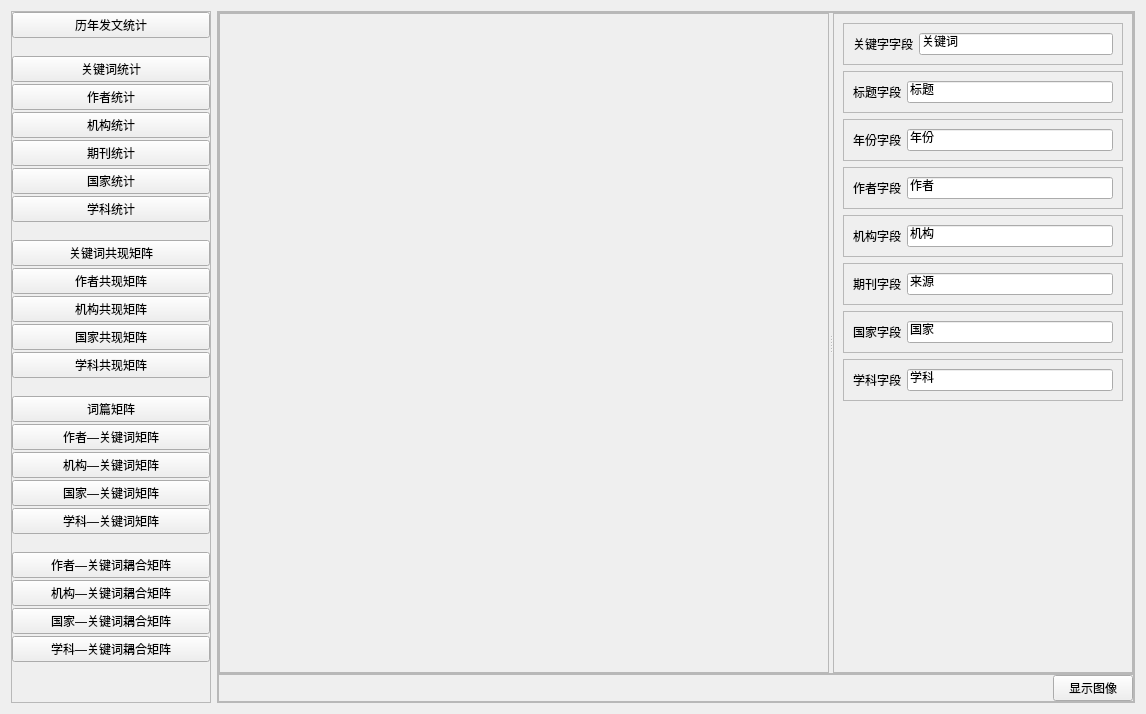
Above: SciTools/uipopup/uipy/metrics.ui from xihuyu20000/learn-python before the change. Below: the same form after it.
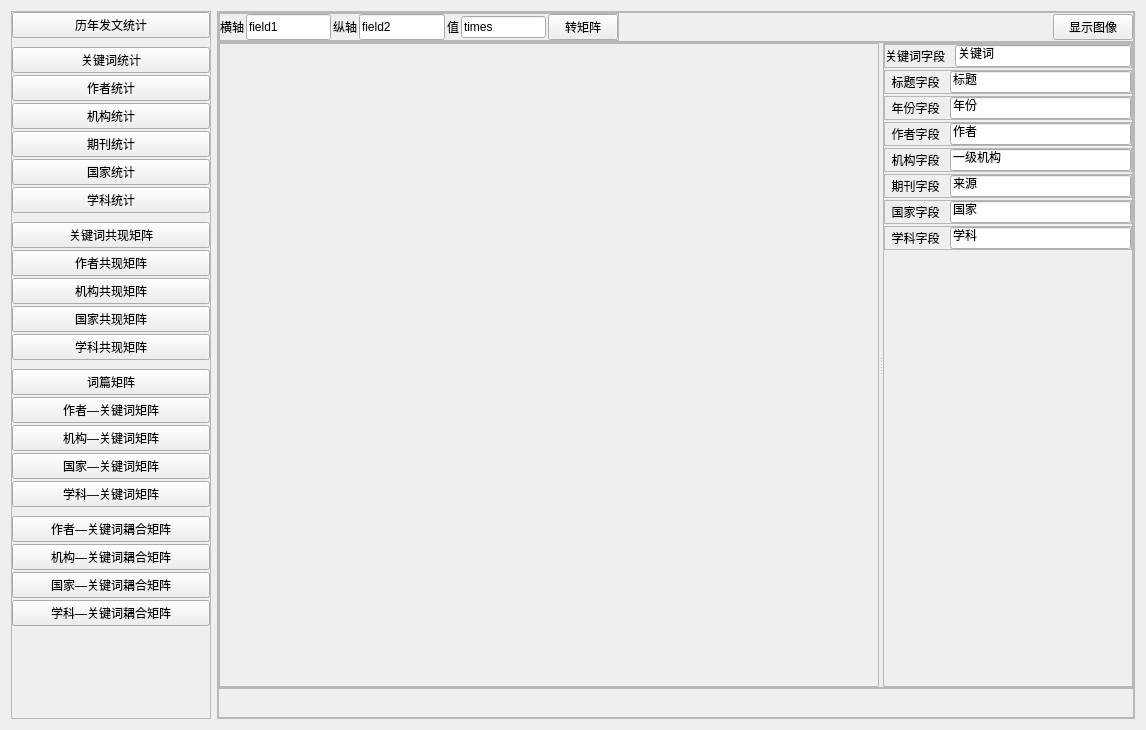
That is the form after the change. Custom widgets are drawn as their Qt base class.

Commit message: 提取一级机构

```diff
--- a/SciTools/uipopup/uipy/metrics.ui
+++ b/SciTools/uipopup/uipy/metrics.ui
@@ -7,7 +7,7 @@
     <x>0</x>
     <y>0</y>
     <width>1146</width>
-    <height>714</height>
+    <height>730</height>
    </rect>
   </property>
   <property name="windowTitle">
@@ -59,6 +59,12 @@
       </item>
       <item>
        <widget class="QLabel" name="label_4">
+        <property name="maximumSize">
+         <size>
+          <width>16777215</width>
+          <height>5</height>
+         </size>
+        </property>
         <property name="text">
          <string/>
         </property>
@@ -108,6 +114,12 @@
       </item>
       <item>
        <widget class="QLabel" name="label_3">
+        <property name="maximumSize">
+         <size>
+          <width>16777215</width>
+          <height>5</height>
+         </size>
+        </property>
         <property name="text">
          <string/>
         </property>
@@ -150,6 +162,12 @@
       </item>
       <item>
        <widget class="QLabel" name="label_2">
+        <property name="maximumSize">
+         <size>
+          <width>16777215</width>
+          <height>5</height>
+         </size>
+        </property>
         <property name="text">
          <string/>
         </property>
@@ -192,6 +210,12 @@
       </item>
       <item>
        <widget class="QLabel" name="label">
+        <property name="maximumSize">
+         <size>
+          <width>16777215</width>
+          <height>5</height>
+         </size>
+        </property>
         <property name="text">
          <string/>
         </property>
@@ -271,6 +295,198 @@
       <property name="bottomMargin">
        <number>0</number>
       </property>
+      <item>
+       <widget class="QFrame" name="frame_14">
+        <property name="maximumSize">
+         <size>
+          <width>16777215</width>
+          <height>30</height>
+         </size>
+        </property>
+        <property name="styleSheet">
+         <string notr="true"/>
+        </property>
+        <property name="frameShape">
+         <enum>QFrame::StyledPanel</enum>
+        </property>
+        <property name="frameShadow">
+         <enum>QFrame::Raised</enum>
+        </property>
+        <layout class="QHBoxLayout" name="horizontalLayout_14">
+         <property name="spacing">
+          <number>0</number>
+         </property>
+         <property name="leftMargin">
+          <number>0</number>
+         </property>
+         <property name="topMargin">
+          <number>0</number>
+         </property>
+         <property name="rightMargin">
+          <number>0</number>
+         </property>
+         <property name="bottomMargin">
+          <number>0</number>
+         </property>
+         <item>
+          <widget class="QFrame" name="frame_15">
+           <property name="maximumSize">
+            <size>
+             <width>400</width>
+             <height>30</height>
+            </size>
+           </property>
+           <property name="frameShape">
+            <enum>QFrame::StyledPanel</enum>
+           </property>
+           <property name="frameShadow">
+            <enum>QFrame::Raised</enum>
+           </property>
+           <layout class="QHBoxLayout" name="horizontalLayout_13">
+            <property name="spacing">
+             <number>2</number>
+            </property>
+            <property name="leftMargin">
+             <number>0</number>
+            </property>
+            <property name="topMargin">
+             <number>0</number>
+            </property>
+            <property name="rightMargin">
+             <number>0</number>
+            </property>
+            <property name="bottomMargin">
+             <number>0</number>
+            </property>
+            <item>
+             <widget class="QLabel" name="label_13">
+              <property name="maximumSize">
+               <size>
+                <width>30</width>
+                <height>30</height>
+               </size>
+              </property>
+              <property name="text">
+               <string>横轴</string>
+              </property>
+             </widget>
+            </item>
+            <item>
+             <widget class="QLineEdit" name="lineEdit_axis_X">
+              <property name="minimumSize">
+               <size>
+                <width>80</width>
+                <height>0</height>
+               </size>
+              </property>
+              <property name="maximumSize">
+               <size>
+                <width>99999</width>
+                <height>30</height>
+               </size>
+              </property>
+              <property name="text">
+               <string>field1</string>
+              </property>
+             </widget>
+            </item>
+            <item>
+             <widget class="QLabel" name="label_14">
+              <property name="maximumSize">
+               <size>
+                <width>30</width>
+                <height>30</height>
+               </size>
+              </property>
+              <property name="text">
+               <string>纵轴</string>
+              </property>
+             </widget>
+            </item>
+            <item>
+             <widget class="QLineEdit" name="lineEdit_axis_Y">
+              <property name="minimumSize">
+               <size>
+                <width>80</width>
+                <height>0</height>
+               </size>
+              </property>
+              <property name="maximumSize">
+               <size>
+                <width>99999</width>
+                <height>30</height>
+               </size>
+              </property>
+              <property name="text">
+               <string>field2</string>
+              </property>
+             </widget>
+            </item>
+            <item>
+             <widget class="QLabel" name="label_15">
+              <property name="text">
+               <string>值</string>
+              </property>
+             </widget>
+            </item>
+            <item>
+             <widget class="QLineEdit" name="lineEdit_value">
+              <property name="minimumSize">
+               <size>
+                <width>80</width>
+                <height>0</height>
+               </size>
+              </property>
+              <property name="text">
+               <string>times</string>
+              </property>
+             </widget>
+            </item>
+            <item>
+             <widget class="QPushButton" name="btn_2_matrix">
+              <property name="maximumSize">
+               <size>
+                <width>70</width>
+                <height>30</height>
+               </size>
+              </property>
+              <property name="text">
+               <string>转矩阵</string>
+              </property>
+             </widget>
+            </item>
+           </layout>
+          </widget>
+         </item>
+         <item>
+          <spacer name="horizontalSpacer_2">
+           <property name="orientation">
+            <enum>Qt::Horizontal</enum>
+           </property>
+           <property name="sizeHint" stdset="0">
+            <size>
+             <width>413</width>
+             <height>20</height>
+            </size>
+           </property>
+          </spacer>
+         </item>
+         <item>
+          <widget class="QPushButton" name="btn_graph">
+           <property name="maximumSize">
+            <size>
+             <width>80</width>
+             <height>16777215</height>
+            </size>
+           </property>
+           <property name="text">
+            <string>显示图像</string>
+           </property>
+          </widget>
+         </item>
+        </layout>
+       </widget>
+      </item>
       <item>
        <widget class="QFrame" name="frame_3">
         <property name="frameShape">
@@ -328,7 +544,7 @@
            <widget class="QFrame" name="frame_5">
             <property name="maximumSize">
              <size>
-              <width>300</width>
+              <width>250</width>
               <height>16777215</height>
              </size>
             </property>
@@ -339,6 +555,21 @@
              <enum>QFrame::Raised</enum>
             </property>
             <layout class="QVBoxLayout" name="verticalLayout_3">
+             <property name="spacing">
+              <number>2</number>
+             </property>
+             <property name="leftMargin">
+              <number>0</number>
+             </property>
+             <property name="topMargin">
+              <number>0</number>
+             </property>
+             <property name="rightMargin">
+              <number>0</number>
+             </property>
+             <property name="bottomMargin">
+              <number>0</number>
+             </property>
              <item>
               <widget class="QFrame" name="frame_7">
                <property name="frameShape">
@@ -348,10 +579,25 @@
                 <enum>QFrame::Raised</enum>
                </property>
                <layout class="QHBoxLayout" name="horizontalLayout_6">
+                <property name="spacing">
+                 <number>10</number>
+                </property>
+                <property name="leftMargin">
+                 <number>0</number>
+                </property>
+                <property name="topMargin">
+                 <number>0</number>
+                </property>
+                <property name="rightMargin">
+                 <number>0</number>
+                </property>
+                <property name="bottomMargin">
+                 <number>0</number>
+                </property>
                 <item>
                  <widget class="QLabel" name="label_6">
                   <property name="text">
-                   <string>关键字字段</string>
+                   <string>关键词字段</string>
                   </property>
                  </widget>
                 </item>
@@ -374,10 +620,25 @@
                 <enum>QFrame::Raised</enum>
                </property>
                <layout class="QHBoxLayout" name="horizontalLayout_12">
+                <property name="spacing">
+                 <number>10</number>
+                </property>
+                <property name="leftMargin">
+                 <number>0</number>
+                </property>
+                <property name="topMargin">
+                 <number>0</number>
+                </property>
+                <property name="rightMargin">
+                 <number>0</number>
+                </property>
+                <property name="bottomMargin">
+                 <number>0</number>
+                </property>
                 <item>
                  <widget class="QLabel" name="label_12">
                   <property name="text">
-                   <string>标题字段</string>
+                   <string>  标题字段</string>
                   </property>
                  </widget>
                 </item>
@@ -400,10 +661,25 @@
                 <enum>QFrame::Raised</enum>
                </property>
                <layout class="QHBoxLayout" name="horizontalLayout_5">
+                <property name="spacing">
+                 <number>10</number>
+                </property>
+                <property name="leftMargin">
+                 <number>0</number>
+                </property>
+                <property name="topMargin">
+                 <number>0</number>
+                </property>
+                <property name="rightMargin">
+                 <number>0</number>
+                </property>
+                <property name="bottomMargin">
+                 <number>0</number>
+                </property>
                 <item>
                  <widget class="QLabel" name="label_5">
                   <property name="text">
-                   <string>年份字段</string>
+                   <string>  年份字段</string>
                   </property>
                  </widget>
                 </item>
@@ -426,10 +702,25 @@
                 <enum>QFrame::Raised</enum>
                </property>
                <layout class="QHBoxLayout" name="horizontalLayout_7">
+                <property name="spacing">
+                 <number>10</number>
+                </property>
+                <property name="leftMargin">
+                 <number>0</number>
+                </property>
+                <property name="topMargin">
+                 <number>0</number>
+                </property>
+                <property name="rightMargin">
+                 <number>0</number>
+                </property>
+                <property name="bottomMargin">
+                 <number>0</number>
+                </property>
                 <item>
                  <widget class="QLabel" name="label_7">
                   <property name="text">
-                   <string>作者字段</string>
+                   <string>  作者字段</string>
                   </property>
                  </widget>
                 </item>
@@ -452,17 +743,32 @@
                 <enum>QFrame::Raised</enum>
                </property>
                <layout class="QHBoxLayout" name="horizontalLayout_8">
+                <property name="spacing">
+                 <number>10</number>
+                </property>
+                <property name="leftMargin">
+                 <number>0</number>
+                </property>
+                <property name="topMargin">
+                 <number>0</number>
+                </property>
+                <property name="rightMargin">
+                 <number>0</number>
+                </property>
+                <property name="bottomMargin">
+                 <number>0</number>
+                </property>
                 <item>
                  <widget class="QLabel" name="label_8">
                   <property name="text">
-                   <string>机构字段</string>
+                   <string>  机构字段</string>
                   </property>
                  </widget>
                 </item>
                 <item>
                  <widget class="QLineEdit" name="lineEdit_field_org">
                   <property name="text">
-                   <string>机构</string>
+                   <string>一级机构</string>
                   </property>
                  </widget>
                 </item>
@@ -478,10 +784,25 @@
                 <enum>QFrame::Raised</enum>
                </property>
                <layout class="QHBoxLayout" name="horizontalLayout_11">
+                <property name="spacing">
+                 <number>10</number>
+                </property>
+                <property name="leftMargin">
+                 <number>0</number>
+                </property>
+                <property name="topMargin">
+                 <number>0</number>
+                </property>
+                <property name="rightMargin">
+                 <number>0</number>
+                </property>
+                <property name="bottomMargin">
+                 <number>0</number>
+                </property>
                 <item>
                  <widget class="QLabel" name="label_11">
                   <property name="text">
-                   <string>期刊字段</string>
+                   <string>  期刊字段</string>
                   </property>
                  </widget>
                 </item>
@@ -504,10 +825,25 @@
                 <enum>QFrame::Raised</enum>
                </property>
                <layout class="QHBoxLayout" name="horizontalLayout_9">
+                <property name="spacing">
+                 <number>10</number>
+                </property>
+                <property name="leftMargin">
+                 <number>0</number>
+                </property>
+                <property name="topMargin">
+                 <number>0</number>
+                </property>
+                <property name="rightMargin">
+                 <number>0</number>
+                </property>
+                <property name="bottomMargin">
+                 <number>0</number>
+                </property>
                 <item>
                  <widget class="QLabel" name="label_9">
                   <property name="text">
-                   <string>国家字段</string>
+                   <string>  国家字段</string>
                   </property>
                  </widget>
                 </item>
@@ -530,10 +866,25 @@
                 <enum>QFrame::Raised</enum>
                </property>
                <layout class="QHBoxLayout" name="horizontalLayout_10">
+                <property name="spacing">
+                 <number>10</number>
+                </property>
+                <property name="leftMargin">
+                 <number>0</number>
+                </property>
+                <property name="topMargin">
+                 <number>0</number>
+                </property>
+                <property name="rightMargin">
+                 <number>0</number>
+                </property>
+                <property name="bottomMargin">
+                 <number>0</number>
+                </property>
                 <item>
                  <widget class="QLabel" name="label_10">
                   <property name="text">
-                   <string>学科字段</string>
+                   <string>  学科字段</string>
                   </property>
                  </widget>
                 </item>
@@ -547,6 +898,19 @@
                </layout>
               </widget>
              </item>
+             <item>
+              <widget class="QLabel" name="label_16">
+               <property name="maximumSize">
+                <size>
+                 <width>16777215</width>
+                 <height>5</height>
+                </size>
+               </property>
+               <property name="text">
+                <string/>
+               </property>
+              </widget>
+             </item>
              <item>
               <spacer name="verticalSpacer_2">
                <property name="orientation">
@@ -623,13 +987,6 @@
            </property>
           </spacer>
          </item>
-         <item>
-          <widget class="QPushButton" name="btn_graph">
-           <property name="text">
-            <string>显示图像</string>
-           </property>
-          </widget>
-         </item>
         </layout>
        </widget>
       </item>
```
The commit also changes 13 other files.
